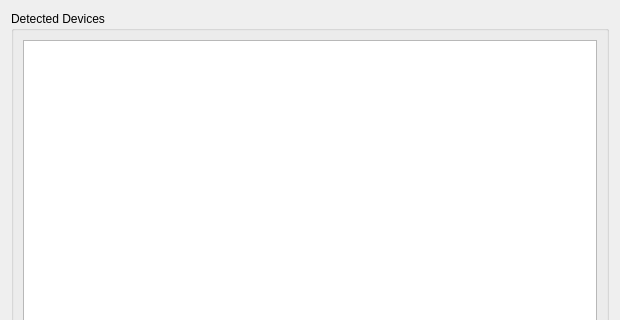
The window that src/modules/devices/ui/sy_devices.ui (oyranos-cms/Synnefo) describes before a commit, drawn with Qt 5; both pictures show x 0 to 620 and y 0 to 320 of the 620 by 516 pixel window.
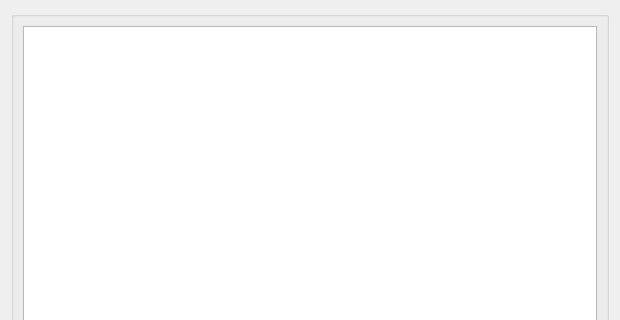
The same window after the commit.

Commit message:
i18n tab titles
... and use QString::fromUtf8 instead of fromLatin1() for broader language
support

Diff of the .ui file:
```diff
--- a/src/modules/devices/ui/sy_devices.ui
+++ b/src/modules/devices/ui/sy_devices.ui
@@ -26,7 +26,7 @@
       <string/>
      </property>
      <property name="title">
-      <string>Detected Devices</string>
+      <string/>
      </property>
      <property name="flat">
       <bool>true</bool>
```
Left out of the diff: 3 changed lines with no effect on the pictures. The commit also changes 4 other files.
